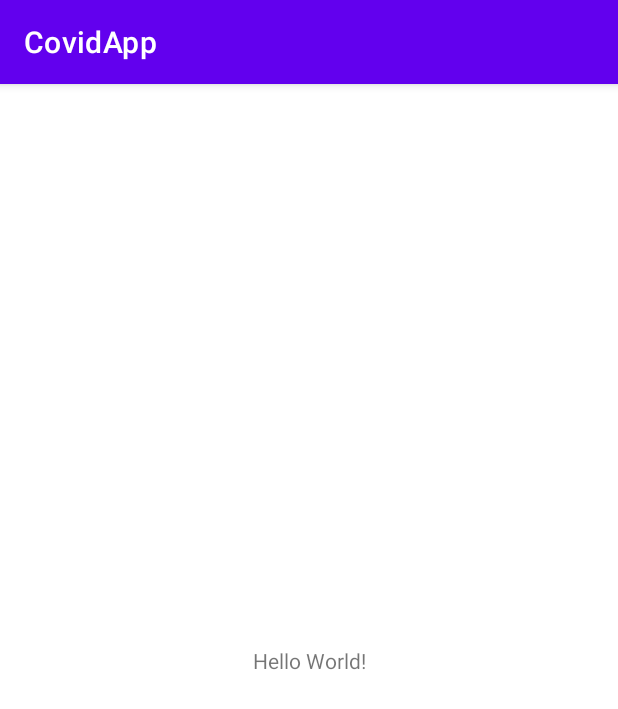
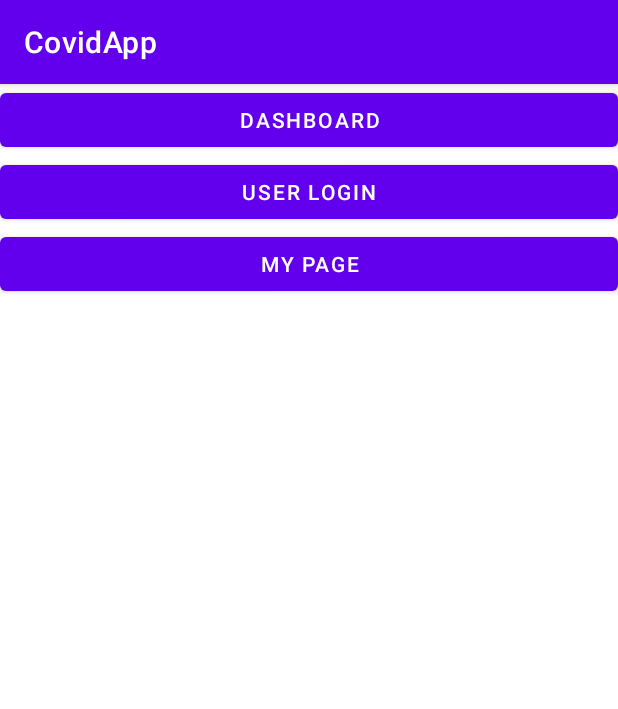
Before and after one commit to zetrri/CovidIDApp, an Android app: the screen it shows after launch (MainActivity), on a phone screen of 412 x 824 dp. Shown: the top 709 px of the screen. Run offline under Robolectric (Android 15) with nearby library versions, the phone set to English and light mode, and no system bars.

Commit message:
Homepage first design

```diff
--- a/app/src/main/res/layout/activity_main.xml
+++ b/app/src/main/res/layout/activity_main.xml
@@ -6,13 +6,28 @@
     android:layout_height="match_parent"
     tools:context=".MainActivity">
 
-    <TextView
-        android:layout_width="wrap_content"
+    <Button
+        android:id="@+id/buttonDashboard"
+        android:layout_width="match_parent"
         android:layout_height="wrap_content"
-        android:text="Hello World!"
-        app:layout_constraintBottom_toBottomOf="parent"
-        app:layout_constraintLeft_toLeftOf="parent"
-        app:layout_constraintRight_toRightOf="parent"
-        app:layout_constraintTop_toTopOf="parent" />
+        android:text="Dashboard"
+        app:layout_constraintStart_toStartOf="parent"
+        app:layout_constraintTop_toTopOf="parent"></Button>
 
+    <Button
+        android:id="@+id/buttonUserLogin"
+        android:layout_width="match_parent"
+        android:layout_height="wrap_content"
+        android:text="User Login"
+        app:layout_constraintStart_toStartOf="parent"
+        app:layout_constraintTop_toBottomOf="@id/buttonDashboard">
+
+    </Button>
+    <Button
+        android:text="My Page"
+        android:layout_width="match_parent"
+        android:layout_height="wrap_content"
+        android:id="@+id/ButtonMyPage"
+        app:layout_constraintStart_toStartOf="parent"
+        app:layout_constraintTop_toBottomOf="@id/buttonUserLogin"></Button>
 </androidx.constraintlayout.widget.ConstraintLayout>
```
